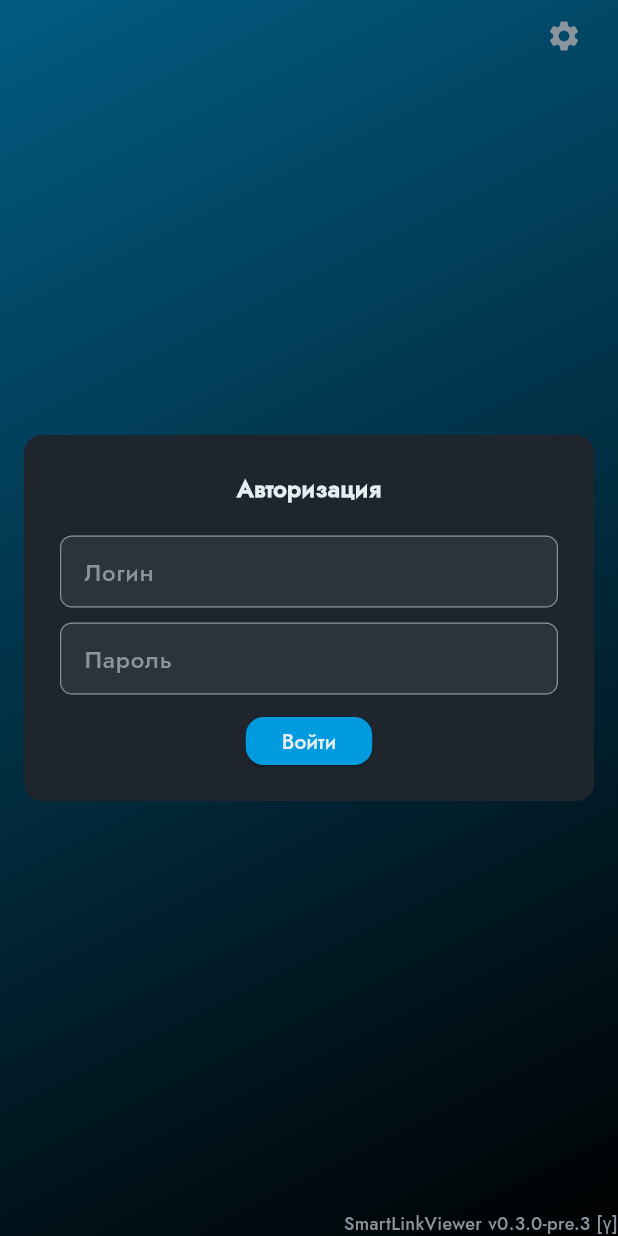
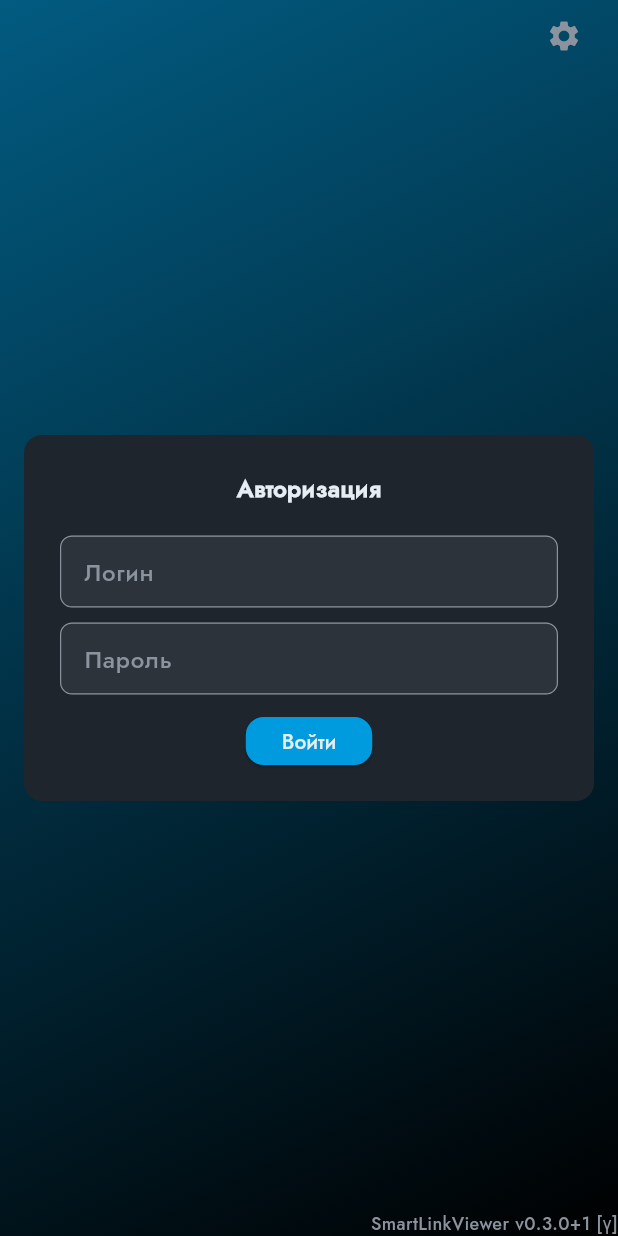
Before and after one commit to firedotguy/smartlink, a Flutter app: the screen it shows after launch, on a phone screen of 412 x 824 dp. Run offline on Flutter 3.47's test engine with Material 3 defaults, Android fonts, the phone set to English and light mode, and no system bars; our stand-ins replace cloud_firestore, firebase_core, flutter_native_splash, logger, mask_text_input_formatter, shared_preferences; missing offline and left inert: dart:html, dart:ui_web; accounts and stored records are empty; generated files the repository leaves out were written again.

Commit message:
fix: change version

```diff
--- a/lib/main.dart
+++ b/lib/main.dart
@@ -357,7 +357,7 @@ class AppLayout extends StatelessWidget {
           alignment: Alignment.bottomRight,
           children: [
             child,
-            const Text('SmartLinkViewer v0.3.0-pre.3 [γ]', style: TextStyle(color: AppColors.secondary, fontSize: 12))
+            const Text('SmartLinkViewer v0.3.0+1 [γ]', style: TextStyle(color: AppColors.secondary, fontSize: 12))
           ]
         ),
         floatingActionButton: Builder(
--- a/pubspec.yaml
+++ b/pubspec.yaml
@@ -1,7 +1,7 @@
 name: smartlink
 description: "SmartLinkViewer application for Neotelecom operators"
 publish_to: 'none'
-version: 0.3.0-pre.3
+version: 0.3.0+1
 
 environment:
   sdk: ^3.8.0-265.0.dev
```
